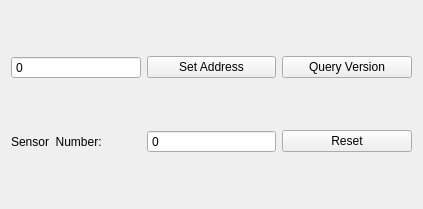
CGinMax/ProtocolTools, file PressPlateTool/ui/expand/gatheroperwidget.ui: the form before one commit.
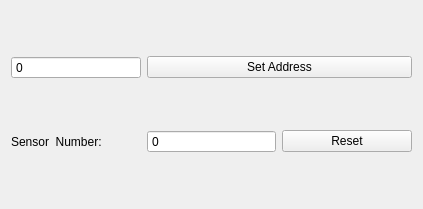
The form after the commit.

Patch:
```diff
--- a/PressPlateTool/ui/expand/gatheroperwidget.ui
+++ b/PressPlateTool/ui/expand/gatheroperwidget.ui
@@ -21,20 +21,6 @@
      </property>
     </widget>
    </item>
-   <item row="0" column="1">
-    <widget class="QPushButton" name="btnSetAddr">
-     <property name="text">
-      <string>Set Address</string>
-     </property>
-    </widget>
-   </item>
-   <item row="0" column="2">
-    <widget class="QPushButton" name="btnQueryVer">
-     <property name="text">
-      <string>Query Version</string>
-     </property>
-    </widget>
-   </item>
    <item row="1" column="0">
     <widget class="QLabel" name="label">
      <property name="text">
@@ -56,6 +42,13 @@
      </property>
     </widget>
    </item>
+   <item row="0" column="1" colspan="2">
+    <widget class="QPushButton" name="btnSetAddr">
+     <property name="text">
+      <string>Set Address</string>
+     </property>
+    </widget>
+   </item>
   </layout>
  </widget>
  <resources/>
```
